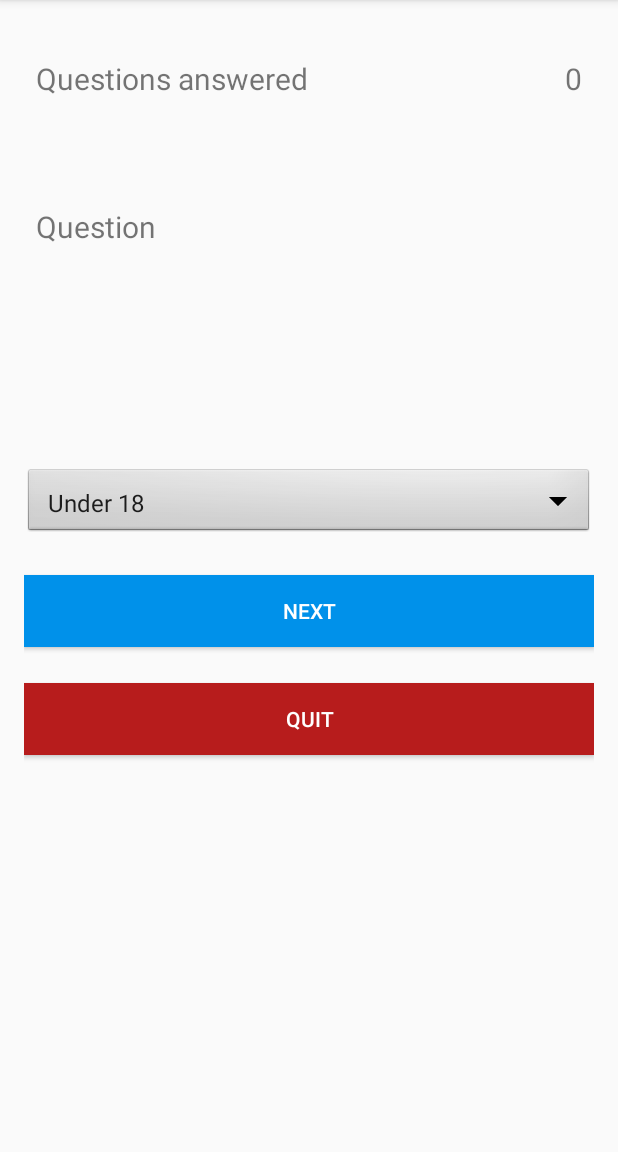
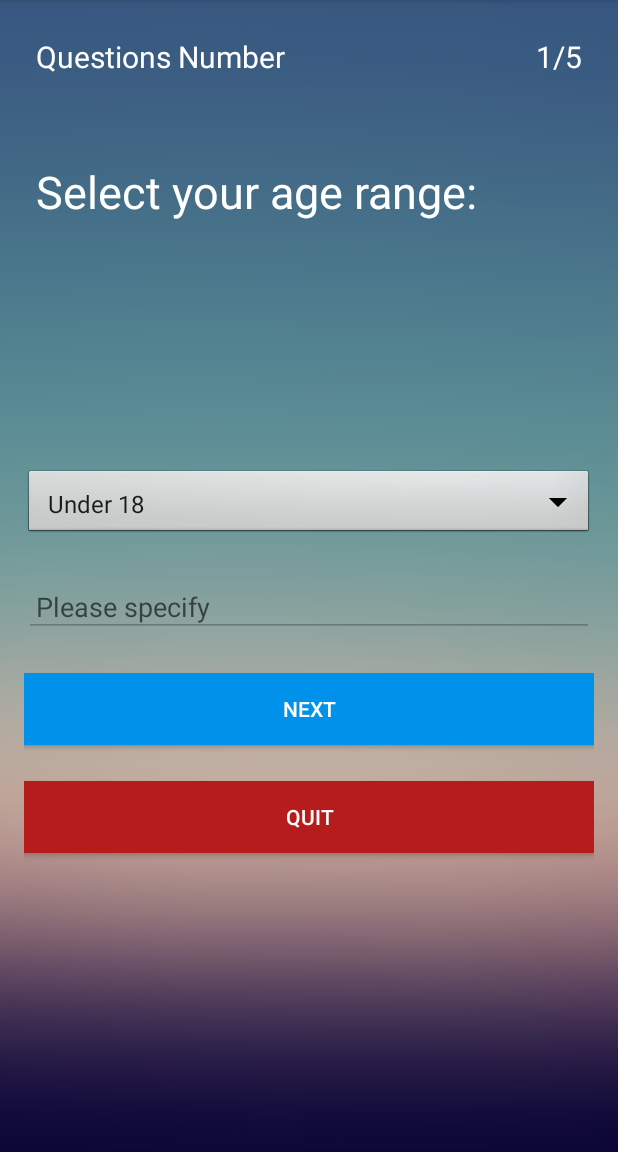
Before and after one commit to Zhipeng-Chang/UniversityOfAlbertaStepV2, an Android app: the screen it shows after launch (QuestionnaireActivity), after a tap on "AGREE", on a phone screen of 412 x 824 dp, the part 84-1236 px from its top. Run offline under Robolectric (Android 15) with nearby library versions, the phone set to English and light mode, and no system bars; libraries missing offline, so code that uses them is left out: com.esri.arcgisruntime; 7 statements that could not run were skipped.

Commit message:
done questions

```diff
--- a/app/build.gradle
+++ b/app/build.gradle
@@ -36,4 +36,5 @@ dependencies {
     implementation 'com.google.android.gms:play-services-maps:11.8.0'
     implementation 'com.google.code.gson:gson:2.8.2'
 
+    implementation 'com.android.support:design:26.1.0'
 }
--- a/app/src/main/AndroidManifest.xml
+++ b/app/src/main/AndroidManifest.xml
@@ -32,10 +32,11 @@
             android:name=".DetectedActivitiesIntentService"
             android:exported="false" />
 
-        <activity android:name=".MapActivity" />
+        <activity android:name=".MapActivity"/>
         <activity android:name=".CreateTrackPointActivity" />
         <activity android:name=".ConsentAgreeActivity" />
-        <activity android:name=".QuestionnaireActivity"></activity>
+        <activity android:name=".QuestionnaireActivity"
+            android:windowSoftInputMode="adjustPan"/>
     </application>
 
 </manifest>
--- a/app/src/main/java/com/example/jackson/step/QuestionnaireActivity.java
+++ b/app/src/main/java/com/example/jackson/step/QuestionnaireActivity.java
@@ -1,13 +1,17 @@
 package com.example.jackson.step;
 
+import android.app.Service;
 import android.content.Intent;
 import android.content.SharedPreferences;
 import android.support.v7.app.AppCompatActivity;
 import android.os.Bundle;
+import android.text.InputType;
 import android.view.View;
+import android.view.inputmethod.InputMethodManager;
 import android.widget.AdapterView;
 import android.widget.ArrayAdapter;
 import android.widget.Button;
+import android.widget.EditText;
 import android.widget.Spinner;
 import android.widget.TextView;
 import android.widget.Toast;
@@ -18,16 +22,16 @@ public class QuestionnaireActivity extends AppCompatActivity implements AdapterV
 
     private QuestionLibrary mQuestionLibrary = new QuestionLibrary();
 
-    private TextView mScoreView;
+    private TextView myStageView;
     private TextView mQuestionView;
-    private Button mButtonChoice1;
+    private EditText specifyInput;
     private Button nextButton;
     private Button quitButton;
     private Spinner spinner;
-    private static final String[]paths = {"item 1", "item 2", "item 3"};
-    private String questionName;
+
     private String mAnswer;
-    private int mStage = 0;
+    private String mAnswerFromSpinner;
+    private String mSpecify;
     private int mQuestionNumber = 1;
 
     @Override
@@ -35,23 +39,24 @@ public class QuestionnaireActivity extends AppCompatActivity implements AdapterV
         super.onCreate(savedInstanceState);
         setContentView(R.layout.activity_questionnaire);
 
-        mScoreView = (TextView)findViewById(R.id.score);
+        myStageView = (TextView)findViewById(R.id.score);
         mQuestionView = (TextView)findViewById(R.id.question);
         nextButton = (Button)findViewById(R.id.next);
         quitButton = (Button)findViewById(R.id.quit);
         spinner = (Spinner) findViewById(R.id.spinner);
+        specifyInput = (EditText)findViewById(R.id.specifyInput);
+        specifyInput.setEnabled(false);
+        specifyInput.setInputType(InputType.TYPE_NULL);
+        specifyInput.setFocusable(false);
 
         spinner.setOnItemSelectedListener(this);
         updateQuestion();
-        //End of Button Listener for Button1
-
-        //Start of Button Listener for Button2
         nextButton.setOnClickListener(new View.OnClickListener(){
             @Override
             public void onClick(View view){
                 //My logic for Button goes in here
 
-                if (mQuestionNumber == 5){
+                if (mQuestionNumber == 6){
                     SharedPreferences mPreferences = getSharedPreferences("CurrentUser",
                             MODE_PRIVATE);
                     SharedPreferences.Editor editor = mPreferences.edit();
@@ -63,19 +68,22 @@ public class QuestionnaireActivity extends AppCompatActivity implements AdapterV
 
                 }
                 else{
+                    if (needSpecify()){
+                        Toast.makeText(QuestionnaireActivity.this, "Please enter your answer", Toast.LENGTH_SHORT).show();
+                        specifyInput.setEnabled(true);
+                        specifyInput.setInputType(InputType.TYPE_CLASS_TEXT);
+                        specifyInput.setFocusableInTouchMode(true);
+                        specifyInput.setFocusable(true);
 
-                    mStage = mStage + 1;
-                    updateStage(mStage);
-                    updateQuestion();
+                    }
+                    else {
+                        updateQuestion();
+                    }
                 }
 
             }
         });
 
-        //End of Button Listener for Button2
-
-
-        //Start of Button Listener for Button3
         quitButton.setOnClickListener(new View.OnClickListener(){
             @Override
             public void onClick(View view){
@@ -107,48 +115,75 @@ public class QuestionnaireActivity extends AppCompatActivity implements AdapterV
     private void updateQuestion(){
         if (mQuestionNumber!=1) {
             mAnswer = spinner.getSelectedItem().toString();
-            Toast.makeText(QuestionnaireActivity.this, mAnswer, Toast.LENGTH_SHORT).show();
-            mQuestionView.setText(mQuestionLibrary.getQuestion(mQuestionNumber));
+            if (mAnswer.contains("(please specify)")){
+                mSpecify = specifyInput.getText().toString();
+                Toast.makeText(QuestionnaireActivity.this, mSpecify, Toast.LENGTH_SHORT).show();
+                specifyInput.getText().clear();
+                mSpecify=null;
+            }
+            else {
+                Toast.makeText(QuestionnaireActivity.this, mAnswerFromSpinner, Toast.LENGTH_SHORT).show();
+            }
+
         }
 
         if(mQuestionNumber==1){
+            mQuestionView.setText(mQuestionLibrary.getQuestion(mQuestionNumber-1));
             ArrayAdapter<CharSequence> adapter = ArrayAdapter.createFromResource(this,
                     R.array.question_1, android.R.layout.simple_spinner_item);
             adapter.setDropDownViewResource(android.R.layout.simple_spinner_dropdown_item);
             spinner.setAdapter(adapter);
         }
         else if(mQuestionNumber==2){
+            mQuestionView.setText(mQuestionLibrary.getQuestion(mQuestionNumber-1));
+
             ArrayAdapter<CharSequence> adapter = ArrayAdapter.createFromResource(this,
                     R.array.question_2, android.R.layout.simple_spinner_item);
             adapter.setDropDownViewResource(android.R.layout.simple_spinner_dropdown_item);
             spinner.setAdapter(adapter);
         }
         else if(mQuestionNumber==3){
+            mQuestionView.setText(mQuestionLibrary.getQuestion(mQuestionNumber-1));
+
             ArrayAdapter<CharSequence> adapter = ArrayAdapter.createFromResource(this,
                     R.array.question_3, android.R.layout.simple_spinner_item);
             adapter.setDropDownViewResource(android.R.layout.simple_spinner_dropdown_item);
             spinner.setAdapter(adapter);
         }
         else if(mQuestionNumber==4){
+            mQuestionView.setText(mQuestionLibrary.getQuestion(mQuestionNumber-1));
+
             ArrayAdapter<CharSequence> adapter = ArrayAdapter.createFromResource(this,
                     R.array.question_4, android.R.layout.simple_spinner_item);
             adapter.setDropDownViewResource(android.R.layout.simple_spinner_dropdown_item);
             spinner.setAdapter(adapter);
         }
         else if(mQuestionNumber==5){
+            mQuestionView.setText(mQuestionLibrary.getQuestion(mQuestionNumber-1));
+
             ArrayAdapter<CharSequence> adapter = ArrayAdapter.createFromResource(this,
                     R.array.question_5, android.R.layout.simple_spinner_item);
             adapter.setDropDownViewResource(android.R.layout.simple_spinner_dropdown_item);
             spinner.setAdapter(adapter);
         }
-
-
+        specifyInput.setEnabled(false);
+        specifyInput.setInputType(InputType.TYPE_NULL);
+        specifyInput.setFocusable(false);
+        myStageView.setText("" + mQuestionNumber+"/5");
         mQuestionNumber++;
     }
 
+    public boolean needSpecify(){
+        mAnswerFromSpinner = spinner.getSelectedItem().toString();
+        mSpecify = specifyInput.getText().toString();
 
-    private void updateStage(int point) {
-        mScoreView.setText("" + mStage);
+        if (mAnswerFromSpinner.contains("(please specify)" )&& mSpecify.matches("")){
+            return true;
+        }
+        else{
+            return false;
+        }
+
     }
 
     @Override
--- a/app/src/main/res/layout/activity_questionnaire.xml
+++ b/app/src/main/res/layout/activity_questionnaire.xml
@@ -9,11 +9,13 @@ android:paddingLeft="16dp"
 android:paddingRight="16dp"
 android:paddingTop="16dp"
 android:orientation="vertical"
-tools:context=".QuestionnaireActivity">
+
+    tools:context=".QuestionnaireActivity"
+android:background="@drawable/background">
 
     <RelativeLayout
         android:layout_width="match_parent"
-        android:layout_height="73dp"
+        android:layout_height="wrap_content"
         android:layout_marginBottom="40dp"
         android:padding="8dp">
 
@@ -23,8 +25,10 @@ tools:context=".QuestionnaireActivity">
             android:layout_height="wrap_content"
             android:layout_alignParentStart="true"
             android:layout_centerVertical="true"
-            android:text="Questions answered"
-            android:textSize="20sp" />
+            android:text="Questions Number"
+            android:textColor="@android:color/white"
+            android:textSize="20sp"
+            android:layout_alignParentLeft="true" />
 
         <TextView
             android:id="@+id/score"
@@ -33,18 +37,22 @@ tools:context=".QuestionnaireActivity">
             android:layout_alignParentEnd="true"
             android:layout_centerVertical="true"
             android:text="0"
-            android:textSize="20sp" />
+            android:textColor="@android:color/white"
+            android:textSize="20sp"
+            android:layout_alignParentRight="true" />
 
     </RelativeLayout>
 
     <TextView
         android:id="@+id/question"
         android:layout_width="match_parent"
-        android:layout_height="141dp"
+        android:layout_height="172dp"
         android:layout_marginBottom="40dp"
         android:padding="8dp"
         android:text="Question"
-        android:textSize="20sp" />
+        android:textColor="@android:color/white"
+        android:textSize="30sp"
+        android:scrollbars = "vertical"/>
 
 
     <Spinner
@@ -59,6 +67,17 @@ tools:context=".QuestionnaireActivity">
         android:text="bird"
         android:textColor="#fff" />
 
+    <EditText
+        android:id="@+id/specifyInput"
+        android:layout_width="match_parent"
+        android:layout_height="wrap_content"
+        android:layout_marginBottom="24dp"
+        android:ems="10"
+        android:hint="Please specify"
+        android:inputType="textPersonName"
+        android:padding="8dp"
+        android:textColor="@android:color/white" />
+
     <Button
         android:id="@+id/next"
         android:layout_width="match_parent"
@@ -69,14 +88,14 @@ tools:context=".QuestionnaireActivity">
         android:text="Next"
         android:textColor="#fff" />
 
-<Button
-    android:layout_width="match_parent"
-    android:layout_height="wrap_content"
-    android:text="quit"
-    android:background="#B71C1C"
-    android:textColor="#fff"
-    android:padding="8dp"
-    android:layout_marginBottom="24dp"
-    android:id="@+id/quit"/>
+    <Button
+        android:id="@+id/quit"
+        android:layout_width="match_parent"
+        android:layout_height="wrap_content"
+        android:layout_marginBottom="24dp"
+        android:background="#B71C1C"
+        android:padding="8dp"
+        android:text="quit"
+        android:textColor="#fff" />
 
 </LinearLayout>
```
